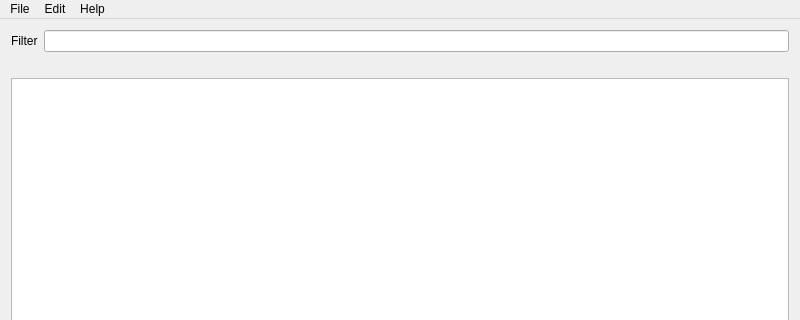
Old version of the form src/ui/ChewingEditor.ui in the repository chewing/chewing-editor; both pictures show x 0 to 800 and y 0 to 320 of the 800 by 600 pixel window.
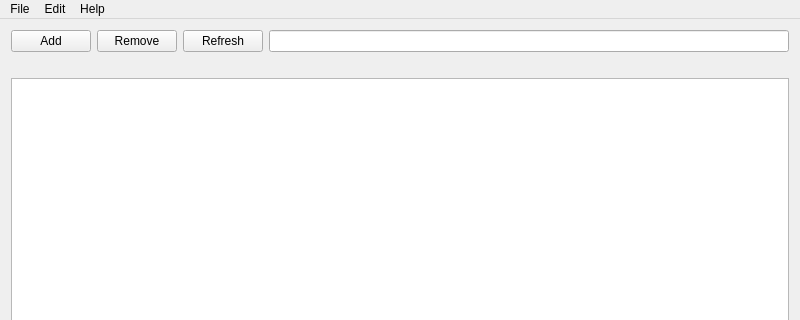
New version of the form. Custom widgets are drawn as their Qt base class.

Commit message: Add add / remove / refresh buttons

Patch:
```diff
--- a/src/ui/ChewingEditor.ui
+++ b/src/ui/ChewingEditor.ui
@@ -21,26 +21,40 @@
   </property>
   <widget class="QWidget" name="centralWidget">
    <layout class="QGridLayout" name="gridLayout">
+    <item row="0" column="0">
+     <widget class="QPushButton" name="pushButton">
+      <property name="text">
+       <string>Add</string>
+      </property>
+     </widget>
+    </item>
     <item row="0" column="1">
+     <widget class="QPushButton" name="pushButton_2">
+      <property name="text">
+       <string>Remove</string>
+      </property>
+     </widget>
+    </item>
+    <item row="0" column="2">
+     <widget class="QPushButton" name="pushButton_3">
+      <property name="text">
+       <string>Refresh</string>
+      </property>
+     </widget>
+    </item>
+    <item row="0" column="3">
      <widget class="QLineEdit" name="userphraseFilter"/>
     </item>
-    <item row="1" column="0" colspan="2">
+    <item row="1" column="0" colspan="4">
      <widget class="Notification" name="notification"/>
     </item>
-    <item row="2" column="0" colspan="2">
+    <item row="2" column="0" colspan="4">
      <widget class="UserphraseView" name="userphraseView">
       <property name="selectionMode">
        <enum>QAbstractItemView::MultiSelection</enum>
       </property>
      </widget>
     </item>
-    <item row="0" column="0">
-     <widget class="QLabel" name="label">
-      <property name="text">
-       <string>Filter</string>
-      </property>
-     </widget>
-    </item>
    </layout>
   </widget>
   <widget class="QMenuBar" name="menuBar">
```
